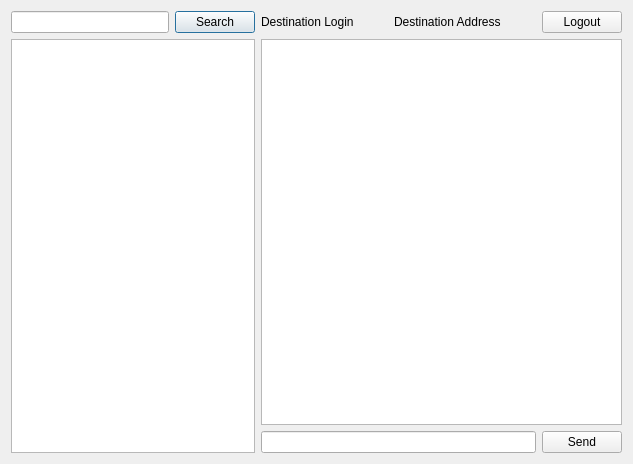
Qt form lib/src/chatpage.ui (c5xheavy/p2p_messenger) before a commit.
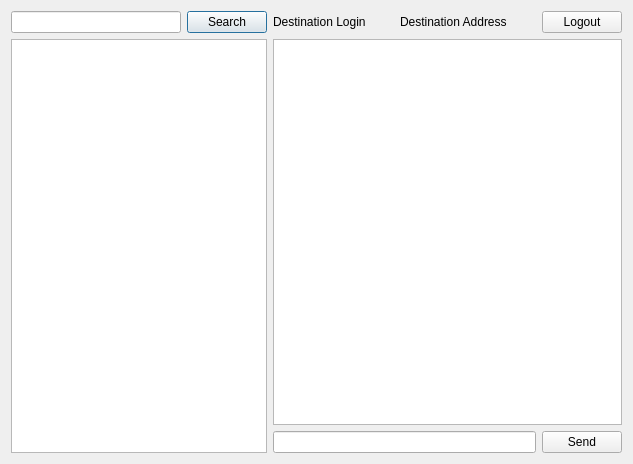
The same form after that commit.

Commit message: searchLoginHorizontalLayout to fixed size

Patch:
```diff
--- a/lib/src/chatpage.ui
+++ b/lib/src/chatpage.ui
@@ -19,10 +19,23 @@
      <item>
       <layout class="QHBoxLayout" name="searchLoginHorizontalLayout">
        <item>
-        <widget class="QLineEdit" name="searchLoginLineEdit"/>
+        <widget class="QLineEdit" name="searchLoginLineEdit">
+         <property name="sizePolicy">
+          <sizepolicy hsizetype="Minimum" vsizetype="Fixed">
+           <horstretch>0</horstretch>
+           <verstretch>0</verstretch>
+          </sizepolicy>
+         </property>
+        </widget>
        </item>
        <item>
         <widget class="QPushButton" name="searchLoginPushButton">
+         <property name="sizePolicy">
+          <sizepolicy hsizetype="Fixed" vsizetype="Fixed">
+           <horstretch>0</horstretch>
+           <verstretch>0</verstretch>
+          </sizepolicy>
+         </property>
          <property name="text">
           <string>Search</string>
          </property>
@@ -31,7 +44,14 @@
       </layout>
      </item>
      <item>
-      <widget class="QListView" name="contactsListView"/>
+      <widget class="QListView" name="contactsListView">
+       <property name="sizePolicy">
+        <sizepolicy hsizetype="Fixed" vsizetype="Expanding">
+         <horstretch>0</horstretch>
+         <verstretch>0</verstretch>
+        </sizepolicy>
+       </property>
+      </widget>
      </item>
     </layout>
    </item>
```
